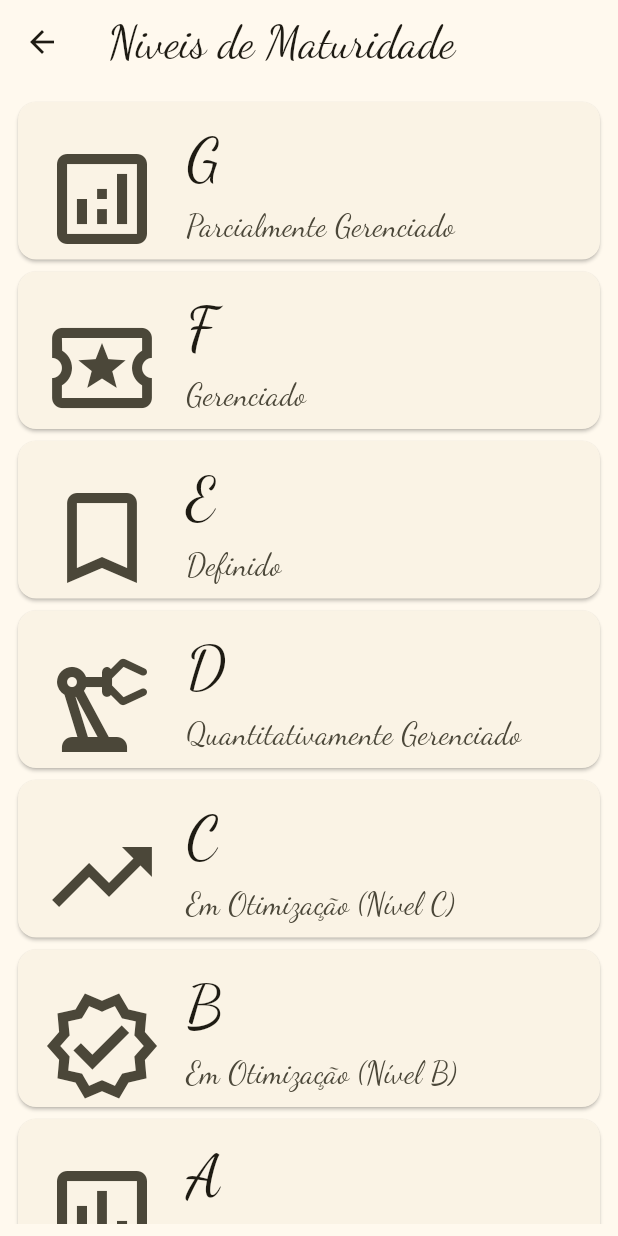
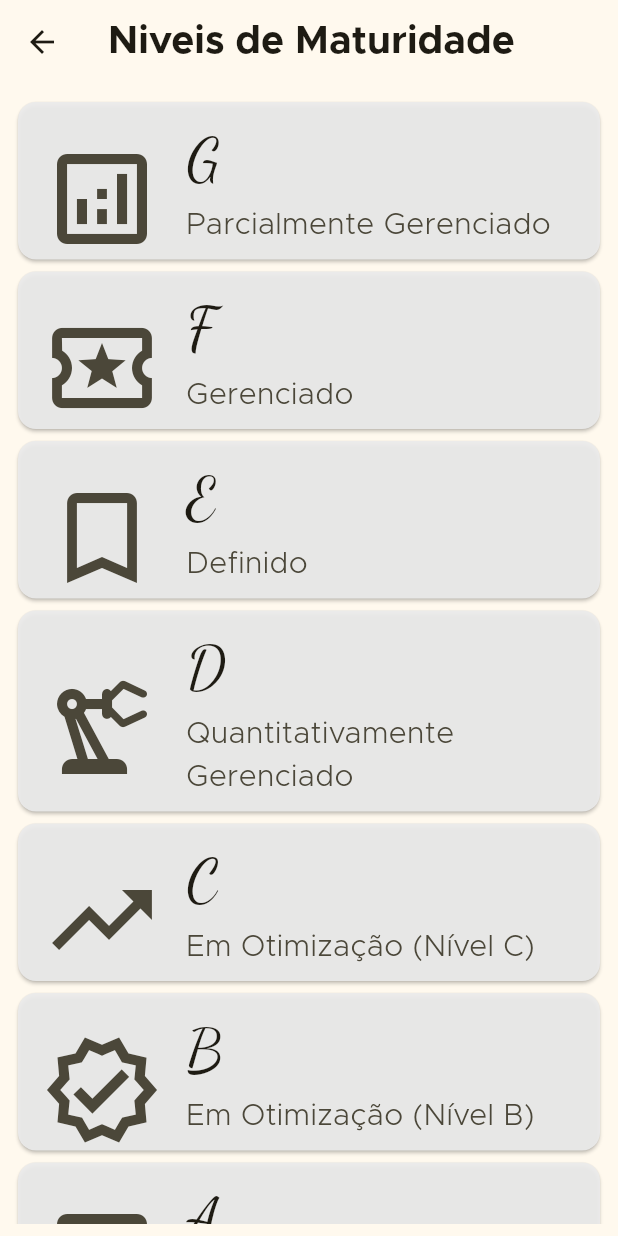
Before and after one commit to DanielBrown1998/msbrapp, a Flutter app: the LevelsScreen screen opened directly, on a phone screen of 412 x 824 dp. Run offline on Flutter 3.47's test engine with Material 3 defaults, Android fonts, the light colour scheme and no system bars; our stand-ins replace get.

Commit message:
Refactor LevelCard and QuestionsScreen to integrate ControllerLevel and improve state management; update styles and fix button functionality

```diff
--- a/lib/components/levelCard.dart
+++ b/lib/components/levelCard.dart
@@ -1,5 +1,6 @@
 import 'package:flutter/material.dart';
 import 'package:get/get.dart';
+import 'package:msbrapp/controller/controller.dart';
 import 'package:msbrapp/models/level.dart';
 import 'package:msbrapp/screens/questions.dart';
 
@@ -10,7 +11,17 @@ class LevelCard extends StatelessWidget {
 
   @override
   Widget build(BuildContext context) {
-    return Card(
+    final ControllerLevel controllerLevel = Get.put(
+      ControllerLevel(),
+      tag: level.name,
+    );
+    controllerLevel.level.value = level.name;
+    return Obx(
+      () => Card(
+        color:
+            controllerLevel.aproved.value
+                ? Colors.green
+                : const Color.fromARGB(235, 235, 235, 235),
         child: ListTile(
           onTap: () {
             Get.to(QuestionsScreen(level: level.name));
@@ -22,13 +33,14 @@ class LevelCard extends StatelessWidget {
           ),
           subtitle: Text(
             level.description,
-          style: TextStyle(fontSize: 20, fontFamily: "DancingScript"),
+            style: TextStyle(fontSize: 20, fontFamily: "Metropolis-Light"),
           ),
           enabled: true,
           shape: RoundedRectangleBorder(
             borderRadius: BorderRadius.all(Radius.elliptical(2, 1)),
           ),
         ),
+      ),
     );
   }
 }
--- a/lib/controller/controller.dart
+++ b/lib/controller/controller.dart
@@ -16,6 +16,7 @@ class ControllerLevel extends GetxController {
   RxList questions = [].obs;
   RxList choices = [].obs;
   RxList answers = [].obs;
+  RxBool aproved = false.obs;
 }
 
 class ControllerCompanies extends GetxController {
@@ -33,6 +34,7 @@ class ControllerQuestion extends GetxController {
   RxInt answer = 0.obs;
   RxString question = "".obs;
   RxList options = [].obs;
+  RxList colors = [].obs;
   RxString id = "".obs;
 
   setQuestion(Question quest) {
--- a/lib/models/question.dart
+++ b/lib/models/question.dart
@@ -1,13 +1,10 @@
-import 'package:flutter/material.dart';
-
 class Question {
   final String id;
   final String question;
   final List<String> options;
   final int answer;
   int choice = -1;
-  Color color = Colors.white;
-
+  List<dynamic> colors = [];
 
   Question({
     required this.id,
--- a/lib/screens/levels.dart
+++ b/lib/screens/levels.dart
@@ -58,7 +58,7 @@ class _LevelsScreenState extends State<LevelsScreen> {
       appBar: AppBar(
         title: const Text(
           'Niveis de Maturidade',
-          style: TextStyle(fontFamily: "DancingScript", fontSize: 30),
+          style: TextStyle(fontFamily: "Metropolis-Bold", fontSize: 26),
         ),
       ),
       body: Padding(
```
Also changed, not shown: lib/screens/questions.dart (+57 -29 lines). Lines whose indentation alone changed are shown as unchanged.
